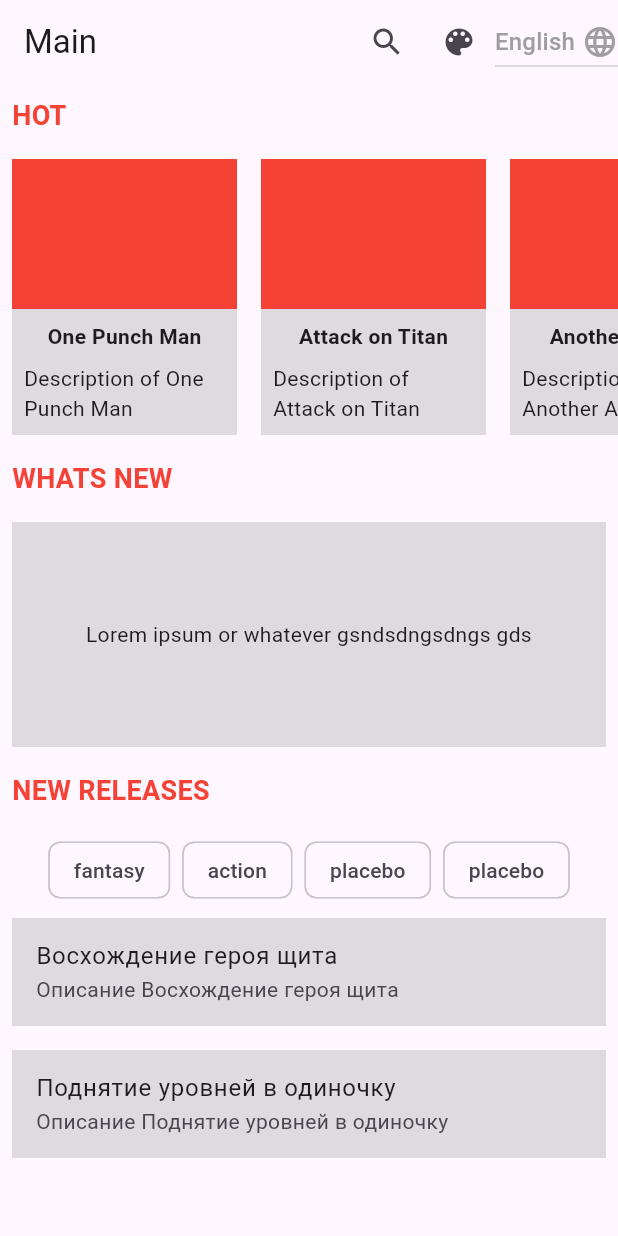
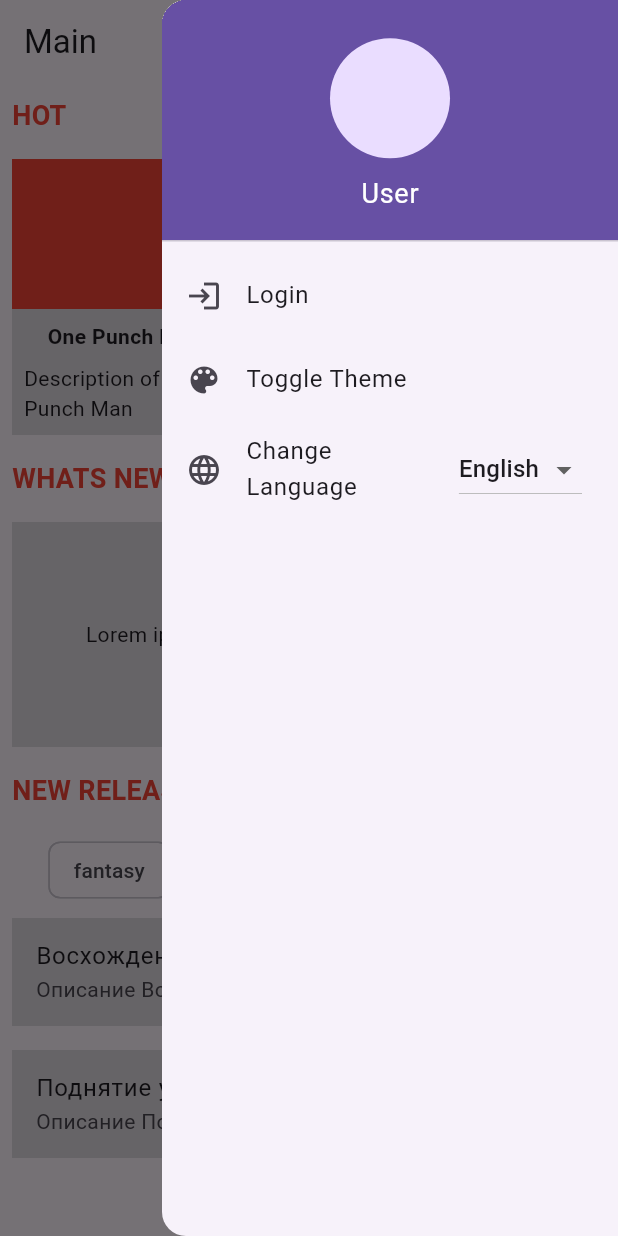
Before and after one commit to jefrsama/anihub, a Flutter app: the screen it shows after launch, with the side drawer open (before the commit the screen has no drawer), on a phone screen of 412 x 824 dp. Run offline on Flutter 3.47's test engine with Material 3 defaults, Android fonts, the phone set to English and light mode, and no system bars; our stand-ins replace flutter_svg, sqflite; missing offline and left inert: dart:ffi; accounts and stored records are empty.

Commit message:
Добавил Sidebar. Выводит профиль и имя юзера (имя менятся с язфком) / добавил 3 кнопки для логина, смена темы, смена языка

```diff
--- a/lib/l10n/intl_en.arb
+++ b/lib/l10n/intl_en.arb
@@ -1,5 +1,6 @@
 {
   "hot": "HOT",
   "whatsNew": "WHATS NEW",
-  "newReleases": "NEW RELEASES"
+  "newReleases": "NEW RELEASES",
+  "userProfileName": "User"
 }
--- a/lib/l10n/intl_kk.arb
+++ b/lib/l10n/intl_kk.arb
@@ -1,5 +1,6 @@
 {
-    "hot": "ЫСТЫҚ",
-    "whatsNew": "НЕ ЖАҢАЛЫҚ",
-    "newReleases": "ЖАҢА ШЫҒАРЫЛЫМДАР"
-  }
+  "hot": "ЫСТЫҚ",
+  "whatsNew": "НЕ ЖАҢАЛЫҚ",
+  "newReleases": "ЖАҢА ШЫҒАРЫЛЫМДАР",
+  "userProfileName": "Пайдаланушы"
+}
--- a/lib/l10n/intl_ru.arb
+++ b/lib/l10n/intl_ru.arb
@@ -1,5 +1,6 @@
 {
-    "hot": "ГОРЯЧЕЕ",
-    "whatsNew": "ЧТО НОВОГО",
-    "newReleases": "НОВЫЕ ВЫПУСКИ"
+  "hot": "ГОРЯЧЕЕ",
+  "whatsNew": "ЧТО НОВОГО",
+  "newReleases": "НОВЫЕ ВЫПУСКИ",
+  "userProfileName": "Пользователь"
 }
--- a/lib/main.dart
+++ b/lib/main.dart
@@ -3,6 +3,7 @@ import 'package:flutter_localizations/flutter_localizations.dart';
 import 'package:flutter/material.dart';
 import 'package:provider/provider.dart';
 import 'package:anihub/theme/theme_provider.dart';
+import 'package:anihub/pages/login_page.dart';
 
 void main() {
   runApp(
@@ -38,7 +39,7 @@ class MyApp extends StatelessWidget {
     return MaterialApp(
       title: 'Anime Hub',
       theme: themeProvider.themeData,
-      home: MainPage(),                   //starting page
+      home: MainPage(),
       locale: localeProvider.locale,
       localizationsDelegates: const [
         S.delegate,
@@ -54,8 +55,6 @@ class MyApp extends StatelessWidget {
 class MainPage extends StatelessWidget {
   @override
   Widget build(BuildContext context) {
-    final localeProvider = Provider.of<LocaleProvider>(context);
-
     return Scaffold(
       appBar: AppBar(
         title: Text('Main'),
@@ -64,39 +63,19 @@ class MainPage extends StatelessWidget {
             icon: Icon(Icons.search),
             onPressed: () {},
           ),
-          IconButton(
-            icon: Icon(Icons.color_lens),
-            onPressed: () {
-              var themeProvider = Provider.of<ThemeProvider>(context, listen: false);
-              themeProvider.toggleTheme();
+          Builder(
+            builder: (context) {
+              return IconButton(
+                icon: Icon(Icons.menu),
+                onPressed: () {
+                  Scaffold.of(context).openEndDrawer();
+                },
+              );
             },
-          ),
-          DropdownButton<Locale>(
-            value: localeProvider.locale,
-            icon: Icon(Icons.language, color: Colors.grey),
-            dropdownColor: const Color.fromARGB(255, 30, 30, 30),
-            onChanged: (Locale? newLocale) {
-              if (newLocale != null) {
-                localeProvider.setLocale(newLocale);
-              }
-            },
-            items: [
-              DropdownMenuItem(
-                value: Locale('en'),
-                child: Text('English', style: TextStyle(color: Colors.grey)),
-              ),
-              DropdownMenuItem(
-                value: Locale('ru'),
-                child: Text('Russian', style: TextStyle(color: Colors.grey)),
-              ),
-              DropdownMenuItem(
-                value: Locale('kk'),
-                child: Text('Kazakh', style: TextStyle(color: Colors.grey)),
-              ),
-            ],
           ),
         ],
       ),
+      endDrawer: _buildEndDrawer(context),
       body: SingleChildScrollView(
         child: Column(
           children: [
@@ -108,6 +87,79 @@ class MainPage extends StatelessWidget {
             _buildNewReleasesSection(),
           ],
         ),
+      ),
+    );
+  }
+
+  Widget _buildEndDrawer(BuildContext context) {
+    final themeProvider = Provider.of<ThemeProvider>(context, listen: false);
+    final localeProvider = Provider.of<LocaleProvider>(context, listen: false);
+
+    return Drawer(
+      child: ListView(
+        padding: EdgeInsets.zero,
+        children: [
+          DrawerHeader(
+            decoration: BoxDecoration(color: Theme.of(context).primaryColor),
+            child: Column(
+              mainAxisAlignment: MainAxisAlignment.center,
+              children: [
+                CircleAvatar(
+                  radius: 40,
+                ),
+                SizedBox(height: 10),
+                Text(
+                  S.of(context).userProfileName,    //mock username for now (changes on language)
+                  style: TextStyle(color: Colors.white, fontSize: 18),
+                ),
+              ],
+            ),
+          ),
+          ListTile(
+            leading: Icon(Icons.login),
+            title: Text('Login'),
+            onTap: () {
+              Navigator.push(
+                context,
+                MaterialPageRoute(builder: (context) => LoginPage()),
+              );
+            },
+          ),
+          ListTile(
+            leading: Icon(Icons.color_lens),
+            title: Text('Toggle Theme'),
+            onTap: () {
+              themeProvider.toggleTheme();
+            },
+          ),
+          ListTile(
+            leading: Icon(Icons.language),
+            title: Text('Change Language'),
+            trailing: DropdownButton<Locale>(
+              value: localeProvider.locale,
+              icon: Icon(Icons.arrow_drop_down),
+              onChanged: (Locale? newLocale) {
+                if (newLocale != null) {
+                  localeProvider.setLocale(newLocale);
+                }
+              },
+              items: [
+                DropdownMenuItem(
+                  value: Locale('en'),
+                  child: Text('English'),
+                ),
+                DropdownMenuItem(
+                  value: Locale('ru'),
+                  child: Text('Russian'),
+                ),
+                DropdownMenuItem(
+                  value: Locale('kk'),
+                  child: Text('Kazakh'),
+                ),
+              ],
+            ),
+          ),
+        ],
       ),
     );
   }
```
Also changed, not shown: lib/generated/intl/messages_en.dart, lib/generated/intl/messages_kk.dart, lib/generated/intl/messages_ru.dart, lib/generated/l10n.dart.
